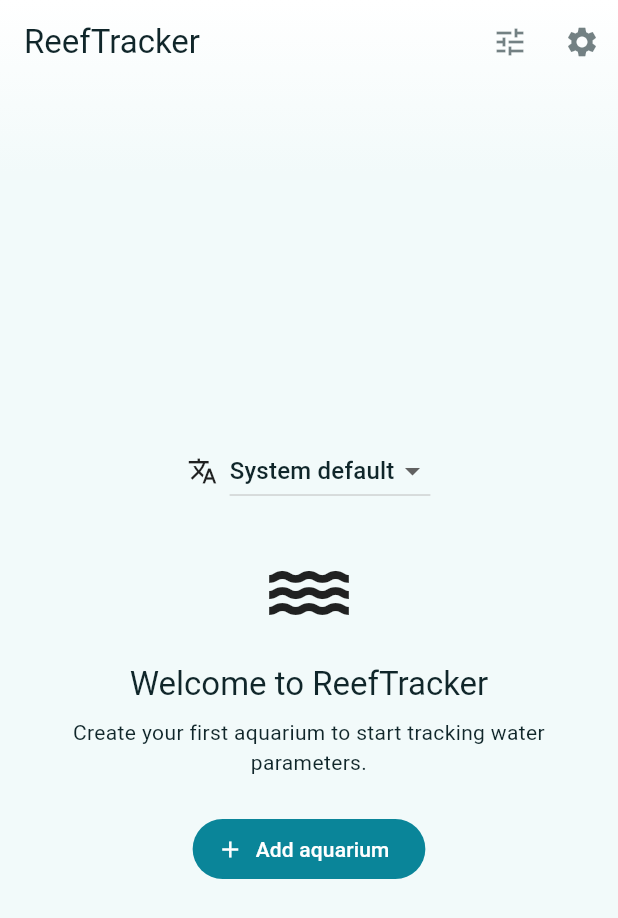
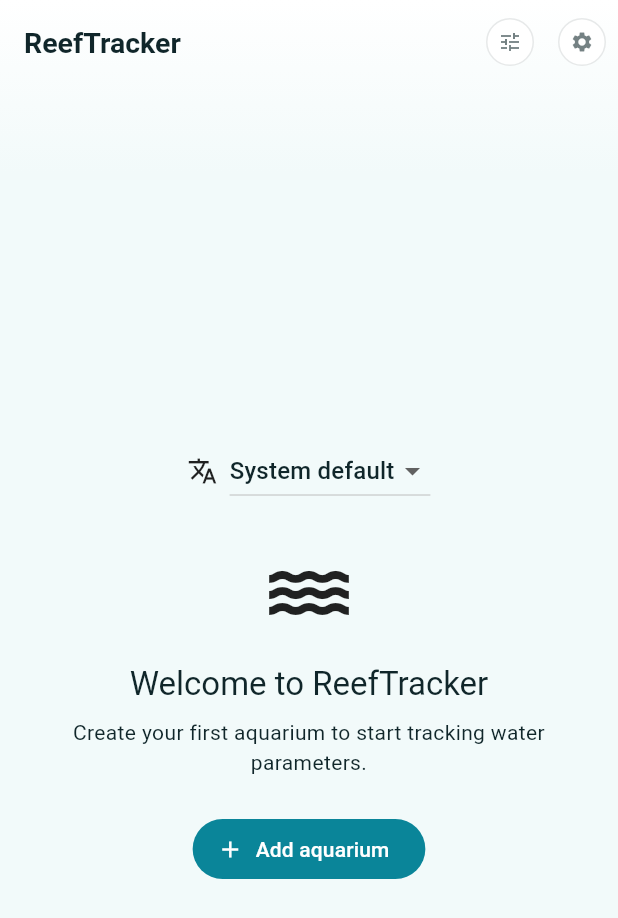
Before and after one commit to bobrovsky420/reef-tracker, a Flutter app: the screen it shows after launch, on a phone screen of 412 x 824 dp. Shown: the top 918 px of the screen. Run offline on Flutter 3.47's test engine with Material 3 defaults, Android fonts, the phone set to English and light mode, and no system bars; drawn by our look-alikes of showcaseview; our stand-ins replace drift, file_picker, fl_chart, flutter_local_notifications, flutter_riverpod, go_router and 4 more; accounts and stored records are empty; generated files the repository leaves out were written again; statements that could not run were skipped.

Commit message:
Cards redesign

```diff
--- a/lib/app/theme.dart
+++ b/lib/app/theme.dart
@@ -314,6 +314,24 @@ const ColorScheme _darkScheme = ColorScheme(
   surfaceTint: Colors.transparent,
 );
 
+/// Card corner radius per platform dialect (§2.3: r20 iOS, r16 Android).
+/// Shared by [buildReefTheme]'s `CardThemeData` and the `ReefCard` widget so
+/// both card paths agree on the shape.
+double reefCardRadius(TargetPlatform platform) => switch (platform) {
+  TargetPlatform.iOS || TargetPlatform.macOS => 20,
+  _ => 16,
+};
+
+/// App-bar mini-card icon-button shape per platform dialect (§2.3: r9
+/// squircle on iOS, circle on Android). Consumed by `ReefIconButton`.
+OutlinedBorder reefIconButtonShape(TargetPlatform platform) =>
+    switch (platform) {
+      TargetPlatform.iOS || TargetPlatform.macOS => RoundedSuperellipseBorder(
+        borderRadius: BorderRadius.circular(9),
+      ),
+      _ => const CircleBorder(),
+    };
+
 /// Builds the app [ThemeData] for a brightness × platform pair. Platform
 /// dialects (radii, chrome shapes — REDESIGN #15) resolve here and only here;
 /// feature code never branches on the platform (CLAUDE.md rule).
@@ -323,6 +341,19 @@ ThemeData buildReefTheme(Brightness brightness, TargetPlatform platform) {
   return ThemeData(
     colorScheme: dark ? _darkScheme : _lightScheme,
     platform: platform,
+    // Card language (REDESIGN #2): flat `surface` + 1 px `surfaceBorder` at
+    // the platform radius. This restyles every plain `Card`; the exact
+    // two-layer light shadow needs a multi-shadow decoration `Card` can't
+    // paint, so the shared `ReefCard` widget carries it and the main cards
+    // adopt it incrementally.
+    cardTheme: CardThemeData(
+      color: tokens.surface,
+      elevation: 0,
+      shape: RoundedRectangleBorder(
+        borderRadius: BorderRadius.circular(reefCardRadius(platform)),
+        side: BorderSide(color: tokens.surfaceBorder),
+      ),
+    ),
     // Screens are transparent over the shared `ReefBackground` gradient
     // mounted in MaterialApp's `builder` (scaffoldTop→scaffoldBody, 14% stop).
     scaffoldBackgroundColor: Colors.transparent,
@@ -338,11 +369,52 @@ ThemeData buildReefTheme(Brightness brightness, TargetPlatform platform) {
           ? SystemUiOverlayStyle.light
           : SystemUiOverlayStyle.dark,
     ),
-    // Bottom tab bar per the mockup: translucent `tabBarBg` (the hairline top
-    // border lives in HomeShell — NavigationBar has no border slot).
+    // Bottom tab bar per the mockup (§A.6): translucent `tabBarBg` (the
+    // hairline top border and the backdrop blur live in HomeShell —
+    // NavigationBar has no slots for either), 21 px icons + 10 px w600
+    // labels, active = actinic. Dialects: the Android active tab gets the
+    // `healthySoft` pill (M3's indicator), iOS is indicator-less.
     navigationBarTheme: NavigationBarThemeData(
       backgroundColor: tokens.tabBarBg,
       elevation: 0,
+      height: 64,
+      labelBehavior: NavigationDestinationLabelBehavior.alwaysShow,
+      indicatorColor: switch (platform) {
+        TargetPlatform.iOS || TargetPlatform.macOS => Colors.transparent,
+        _ => tokens.healthySoft,
+      },
+      iconTheme: WidgetStateProperty.resolveWith(
+        (states) => IconThemeData(
+          size: 21,
+          color: states.contains(WidgetState.selected)
+              ? tokens.primary
+              : tokens.textFaint,
+        ),
+      ),
+      labelTextStyle: WidgetStateProperty.resolveWith(
+        (states) => TextStyle(
+          fontSize: 10,
+          fontWeight: FontWeight.w600,
+          color: states.contains(WidgetState.selected)
+              ? tokens.primary
+              : tokens.textFaint,
+        ),
+      ),
+    ),
+    // FABs (§A.6): actinic pill — stadium on iOS, r16 on Android (all FABs
+    // app-wide, extended or not). M3's default would use primaryContainer.
+    floatingActionButtonTheme: FloatingActionButtonThemeData(
+      backgroundColor: tokens.primary,
+      foregroundColor: tokens.onPrimary,
+      shape: switch (platform) {
+        TargetPlatform.iOS || TargetPlatform.macOS => const StadiumBorder(),
+        _ => RoundedRectangleBorder(borderRadius: BorderRadius.circular(16)),
+      },
+      extendedTextStyle: const TextStyle(
+        fontSize: 14,
+        fontWeight: FontWeight.w700,
+      ),
+      extendedSizeConstraints: const BoxConstraints.tightFor(height: 48),
     ),
     extensions: [tokens],
   );
--- a/lib/features/dashboard/dashboard_screen.dart
+++ b/lib/features/dashboard/dashboard_screen.dart
@@ -5,6 +5,7 @@ import 'package:flutter_riverpod/flutter_riverpod.dart';
 import 'package:go_router/go_router.dart';
 
 import '../../app/providers.dart';
+import '../../app/theme.dart';
 import '../../data/database.dart';
 import '../../domain/parameter_catalog.dart';
 import '../../domain/ratio.dart';
@@ -14,6 +15,7 @@ import '../../domain/zones.dart';
 import '../../l10n/app_localizations.dart';
 import '../../l10n/l10n_helpers.dart';
 import '../../widgets/insights_card.dart';
+import '../../widgets/reef_card.dart';
 import '../../widgets/tank_health_badge.dart';
 import '../../widgets/trend_view.dart';
 import '../../widgets/zone_visuals.dart';
@@ -130,7 +132,15 @@ class DashboardBody extends ConsumerWidget {
               const SliverToBoxAdapter(child: InsightsCard()),
             ],
             SliverPadding(
-              padding: const EdgeInsets.all(12),
+              // The bottom inset keeps the last row scrollable past the
+              // translucent tab bar (`extendBody` — a CustomScrollView gets
+              // no automatic MediaQuery inset).
+              padding: EdgeInsets.fromLTRB(
+                12,
+                12,
+                12,
+                12 + MediaQuery.paddingOf(context).bottom,
+              ),
               sliver: SliverGrid.builder(
                 gridDelegate: SliverGridDelegateWithMaxCrossAxisExtent(
                   maxCrossAxisExtent: 219,
@@ -181,15 +191,9 @@ class _RatioTile extends StatelessWidget {
     final hint = Theme.of(context).hintColor;
     final latest = points.isNotEmpty ? points.last : null;
 
-    return Card(
-      // The grid's padding/spacing fully define the layout; the default Card
-      // margin would inset tiles 4px inside their cells, leaving the row of
-      // tiles narrower than the health header card above.
-      margin: EdgeInsets.zero,
-      clipBehavior: Clip.antiAlias,
-      child: InkWell(
+    // No margin: the grid's padding/spacing fully define the layout.
+    return ReefCard(
       onTap: () => context.push('/ratio/${kind.name}'),
-        child: Padding(
       padding: const EdgeInsets.all(12),
       child: Column(
         crossAxisAlignment: CrossAxisAlignment.start,
@@ -198,10 +202,7 @@ class _RatioTile extends StatelessWidget {
             l.ratioCardLabel(kind),
             maxLines: 1,
             overflow: TextOverflow.ellipsis,
-                style: const TextStyle(
-                  fontWeight: FontWeight.w600,
-                  fontSize: 15,
-                ),
+            style: const TextStyle(fontWeight: FontWeight.w600, fontSize: 15),
           ),
           const Spacer(),
           if (latest == null)
@@ -235,8 +236,6 @@ class _RatioTile extends StatelessWidget {
             style: TextStyle(fontSize: 11, color: hint),
           ),
         ],
-          ),
-        ),
       ),
     );
   }
@@ -299,13 +298,9 @@ class _ParameterTile extends StatelessWidget {
     final zone = latest != null ? bounds.classify(latest.value) : Zone.unknown;
     final pres = presentationOf(param, prefs);
 
-    return Card(
-      // Same as _RatioTile: let the grid own all spacing.
-      margin: EdgeInsets.zero,
-      clipBehavior: Clip.antiAlias,
-      child: InkWell(
+    // Same as _RatioTile: no margin, the grid owns all spacing.
+    return ReefCard(
       onTap: () => context.push('/history/${param.paramKey}'),
-        child: Padding(
       padding: const EdgeInsets.all(12),
       child: Column(
         crossAxisAlignment: CrossAxisAlignment.start,
@@ -314,10 +309,7 @@ class _ParameterTile extends StatelessWidget {
             name,
             maxLines: 1,
             overflow: TextOverflow.ellipsis,
-                style: const TextStyle(
-                  fontWeight: FontWeight.w600,
-                  fontSize: 15,
-                ),
+            style: const TextStyle(fontWeight: FontWeight.w600, fontSize: 15),
           ),
           const Spacer(),
           if (latest == null)
@@ -361,8 +353,6 @@ class _ParameterTile extends StatelessWidget {
           ],
         ],
       ),
-        ),
-      ),
     );
   }
 }
@@ -404,7 +394,15 @@ class TankSelector extends ConsumerWidget {
     final l = AppLocalizations.of(context);
     final tanks = ref.watch(tanksProvider).value ?? const [];
     final active = ref.watch(activeTankProvider);
-    if (tanks.isEmpty) return Text(l.appTitle);
+    // Mockup tank-switcher type (§A.6): 19 px bold + compact chevron, in the
+    // `text` token rather than the app bar's default title style.
+    final tokens = ReefTokens.of(context);
+    final titleStyle = TextStyle(
+      fontSize: 19,
+      fontWeight: FontWeight.w700,
+      color: tokens.text,
+    );
+    if (tanks.isEmpty) return Text(l.appTitle, style: titleStyle);
 
     final selector = PopupMenuButton<int>(
       onSelected: (id) {
@@ -448,9 +446,11 @@ class TankSelector extends ConsumerWidget {
             child: Text(
               active?.name ?? l.appTitle,
               overflow: TextOverflow.ellipsis,
+              style: titleStyle,
             ),
           ),
-          const Icon(Icons.arrow_drop_down),
+          const SizedBox(width: 4),
+          Icon(Icons.expand_more, size: 18, color: tokens.text),
         ],
       ),
     );
--- a/lib/features/dosing/dosing_screen.dart
+++ b/lib/features/dosing/dosing_screen.dart
@@ -57,6 +57,9 @@ class DosingBody extends ConsumerWidget {
 
     return ReorderableListView.builder(
       buildDefaultDragHandles: false,
+      // ReorderableListView never applies the MediaQuery inset itself; keep
+      // the last row scrollable past the translucent tab bar (`extendBody`).
+      padding: EdgeInsets.only(bottom: MediaQuery.paddingOf(context).bottom),
       itemCount: entries.length,
       // ignore: deprecated_member_use
       onReorder: (oldIndex, newIndex) {
--- a/lib/features/home/home_shell.dart
+++ b/lib/features/home/home_shell.dart
@@ -1,4 +1,5 @@
 import 'dart:async';
+import 'dart:ui';
 
 import 'package:flutter/material.dart';
 import 'package:flutter_riverpod/flutter_riverpod.dart';
@@ -10,6 +11,7 @@ import '../../app/theme.dart';
 import '../../domain/pro_features.dart';
 import '../../l10n/app_localizations.dart';
 import '../../widgets/pro_feature_dialog.dart';
+import '../../widgets/reef_icon_button.dart';
 import '../actions/actions_screen.dart';
 import '../ai_summary/ai_summary_sheet.dart';
 import '../dashboard/comparison_view.dart';
@@ -239,19 +241,17 @@ class _HomeShellState extends ConsumerState<HomeShell> {
               l.tourCompareTitle,
               l.tourCompareDesc,
               l.tourNext,
-              IconButton(
+              ReefIconButton(
                 tooltip: _compare ? l.gridView : l.compareView,
-                icon: Icon(
-                  _compare ? Icons.grid_view : Icons.stacked_line_chart,
-                ),
+                icon: _compare ? Icons.grid_view : Icons.stacked_line_chart,
                 onPressed: () => setState(() => _compare = !_compare),
               ),
             ),
           // Maintenance schedule (U12), contextual to the Actions tab.
           if (hasTanks && _index == 1)
-            IconButton(
+            ReefIconButton(
               tooltip: l.maintenanceSchedule,
-              icon: const Icon(Icons.event_repeat),
+              icon: Icons.event_repeat,
               onPressed: () => context.push('/schedule'),
             ),
           // Dosing history, contextual to the Dosing tab. First step of phase 2.
@@ -261,9 +261,9 @@ class _HomeShellState extends ConsumerState<HomeShell> {
               l.tourDosingHistoryTitle,
               l.tourDosingHistoryDesc,
               l.tourNext,
-              IconButton(
+              ReefIconButton(
                 tooltip: l.dosingHistoryTitle,
-                icon: const Icon(Icons.history),
+                icon: Icons.history,
                 onPressed: () => context.push('/dosing/history'),
               ),
             ),
@@ -275,9 +275,9 @@ class _HomeShellState extends ConsumerState<HomeShell> {
               l.tourDoseCalcTitle,
               l.tourDoseCalcDesc,
               l.tourDone,
-              IconButton(
+              ReefIconButton(
                 tooltip: l.doseCalcTitle,
-                icon: const Icon(Icons.calculate_outlined),
+                icon: Icons.calculate_outlined,
                 // Pro-gated (U19): founders (and, later, Pro purchasers) open
                 // the calculator; anyone else gets the explanation dialog.
                 onPressed:
@@ -294,15 +294,15 @@ class _HomeShellState extends ConsumerState<HomeShell> {
             l.tourParamsTitle,
             l.tourParamsDesc,
             l.tourNext,
-            IconButton(
+            ReefIconButton(
               tooltip: l.manageParameters,
-              icon: const Icon(Icons.tune),
+              icon: Icons.tune,
               onPressed: () => context.push('/parameters'),
             ),
           ),
-          IconButton(
+          ReefIconButton(
             tooltip: l.settings,
-            icon: const Icon(Icons.settings),
+            icon: Icons.settings,
             onPressed: () => context.push('/settings'),
           ),
           // Overflow menu, contextual to the Measurements tab (the bar is at
@@ -310,6 +310,10 @@ class _HomeShellState extends ConsumerState<HomeShell> {
           // export (U27); future share-ish actions join here.
           if (hasTanks && _index == 0)
             PopupMenuButton<String>(
+              // Same mini-card look as the ReefIconButtons; the button style
+              // is forwarded to PopupMenuButton's internal icon button.
+              style: reefIconButtonStyle(context),
+              iconSize: 16,
               onSelected: (v) {
                 if (v == 'ai-summary') unawaited(showAiSummarySheet(context));
               },
@@ -343,11 +347,22 @@ class _HomeShellState extends ConsumerState<HomeShell> {
           );
         },
       ),
+      // Tab content extends behind the translucent tab bar so the backdrop
+      // blur has something to frost; scrollables inside the tabs take the
+      // bar's height as MediaQuery bottom padding.
+      extendBody: true,
       bottomNavigationBar: hasTanks
-          // Foreground decoration: the mockup's 1 px hairline between content
-          // and tab bar must paint *over* the bar's own translucent
-          // background, and NavigationBar has no border slot of its own.
-          ? DecoratedBox(
+          // The mockup's tab bar is translucent `tabBarBg` over a blur. The
+          // ClipRect bounds the BackdropFilter to the bar; the foreground
+          // DecoratedBox paints the 1 px hairline *over* the bar's own
+          // translucent background (NavigationBar has no border slot).
+          // Open question #5: if the blur regresses frame times on low-end
+          // devices, drop the ClipRect+BackdropFilter and make `tabBarBg`
+          // opaque.
+          ? ClipRect(
+              child: BackdropFilter(
+                filter: ImageFilter.blur(sigmaX: 10, sigmaY: 10),
+                child: DecoratedBox(
                   position: DecorationPosition.foreground,
                   decoration: BoxDecoration(
                     border: Border(
@@ -357,6 +372,8 @@ class _HomeShellState extends ConsumerState<HomeShell> {
                     ),
                   ),
                   child: _buildNavigationBar(l),
+                ),
+              ),
             )
           : null,
       floatingActionButton: hasTanks ? _buildFab(context, l) : null,
@@ -365,10 +382,9 @@ class _HomeShellState extends ConsumerState<HomeShell> {
 
   NavigationBar _buildNavigationBar(AppLocalizations l) {
     return NavigationBar(
-      // Default M3 height is 80; trim it down for a more compact bar
-      // while still leaving room for the always-visible labels.
-      height: 64,
-      labelBehavior: NavigationDestinationLabelBehavior.alwaysShow,
+      // Height (64 — compact vs the 80 M3 default), label behavior, colors
+      // and the per-platform active-tab treatment come from
+      // `navigationBarTheme` in theme.dart.
       selectedIndex: _index,
       onDestinationSelected: (i) => setState(() => _index = i),
       destinations: [
--- /dev/null
+++ b/lib/widgets/reef_icon_button.dart
@@ -0,0 +1,48 @@
+import 'package:flutter/material.dart';
+
+import '../app/theme.dart';
+
+/// App-bar "mini-card" icon button (REDESIGN #3, §A.6): a 32 px `surface`
+/// card with a 1 px `surfaceBorder` — r9 squircle on the iOS dialect, circle
+/// on Android — around a 16 px `textDim` icon. Only the visual is compact;
+/// the gesture target keeps the 48 px Material minimum.
+class ReefIconButton extends StatelessWidget {
+  const ReefIconButton({
+    super.key,
+    required this.icon,
+    required this.onPressed,
+    this.tooltip,
+  });
+
+  final IconData icon;
+  final VoidCallback? onPressed;
+  final String? tooltip;
+
+  @override
+  Widget build(BuildContext context) {
+    return IconButton(
+      tooltip: tooltip,
+      onPressed: onPressed,
+      icon: Icon(icon),
+      style: reefIconButtonStyle(context),
+    );
+  }
+}
+
+/// The mini-card [ButtonStyle], exposed for app-bar buttons that can't be a
+/// plain [IconButton] — e.g. [PopupMenuButton], which forwards `style` to its
+/// internal icon button.
+ButtonStyle reefIconButtonStyle(BuildContext context) {
+  final tokens = ReefTokens.of(context);
+  return IconButton.styleFrom(
+    backgroundColor: tokens.surface,
+    foregroundColor: tokens.textDim,
+    side: BorderSide(color: tokens.surfaceBorder),
+    shape: reefIconButtonShape(Theme.of(context).platform),
+    fixedSize: const Size.square(32),
+    minimumSize: const Size.square(32),
+    padding: EdgeInsets.zero,
+    iconSize: 16,
+    tapTargetSize: MaterialTapTargetSize.padded,
+  );
+}
--- a/lib/widgets/tank_health_badge.dart
+++ b/lib/widgets/tank_health_badge.dart
@@ -16,6 +16,7 @@ import '../domain/zones.dart';
 import '../l10n/app_localizations.dart';
 import '../l10n/l10n_helpers.dart';
 import 'pro_feature_dialog.dart';
+import 'reef_card.dart';
 import 'zone_visuals.dart';
 
 /// A circular progress ring filled to [score]/100 in [color], with [center]
@@ -155,8 +156,7 @@ class TankHealthHeader extends ConsumerWidget {
       subtitle = l.healthParamsToWatch(health.offenders.length);
     }
 
-    return Card(
-      clipBehavior: Clip.antiAlias,
+    return ReefCard(
       margin: const EdgeInsets.fromLTRB(12, 12, 12, 0),
       // IntrinsicHeight sizes the divider and both ink surfaces to the taller
       // half, so the ripple covers each panel edge-to-edge.
```
Also changed, not shown: lib/features/dashboard/comparison_view.dart (+8 -1 lines), lib/features/micro/micro_summary_tile.dart (+4 -12 lines), lib/widgets/insights_card.dart (+3 -4 lines), lib/widgets/reef_card.dart (added, +74 -0 lines), lib/widgets/section_header.dart (added, +32 -0 lines), 3 other files. Lines whose indentation alone changed are shown as unchanged.
